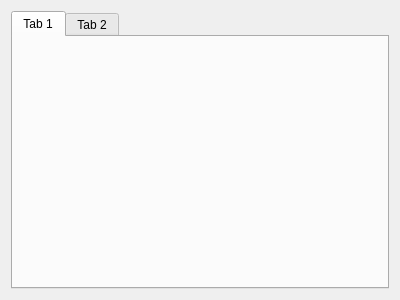
First picture: the form in diagramma.ui, repository Andrei-Raev/ElectricalComponents, before the edit.
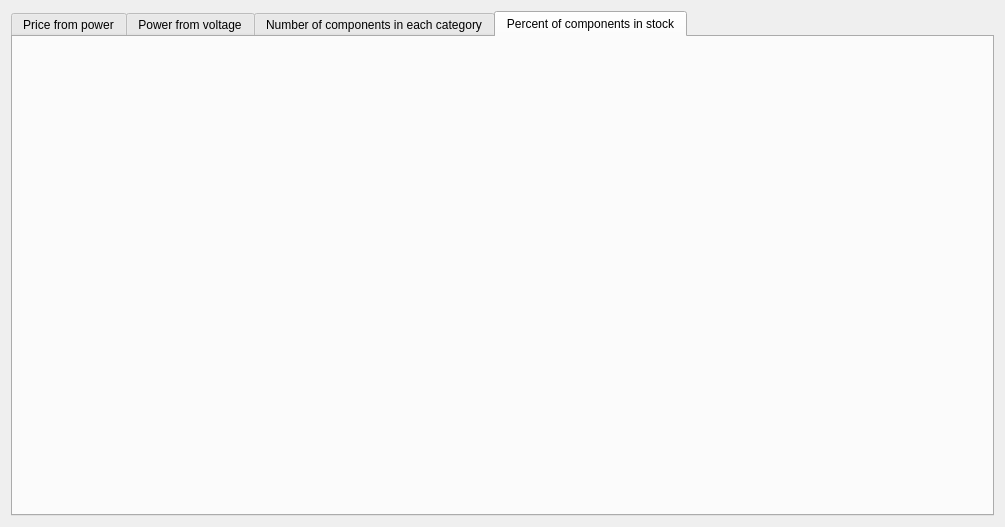
Second picture: the form after the edit.

Diff of the .ui file:
```diff
--- a/diagramma.ui
+++ b/diagramma.ui
@@ -6,8 +6,8 @@
    <rect>
     <x>0</x>
     <y>0</y>
-    <width>400</width>
-    <height>300</height>
+    <width>1005</width>
+    <height>527</height>
    </rect>
   </property>
   <property name="windowTitle">
@@ -16,15 +16,43 @@
   <layout class="QVBoxLayout" name="verticalLayout">
    <item>
     <widget class="QTabWidget" name="tabWidget">
-     <widget class="QWidget" name="tab">
+     <property name="currentIndex">
+      <number>3</number>
+     </property>
+     <widget class="QWidget" name="price_power">
       <attribute name="title">
-       <string>Tab 1</string>
+       <string>Price from power</string>
       </attribute>
      </widget>
      <widget class="QWidget" name="tab_2">
       <attribute name="title">
-       <string>Tab 2</string>
+       <string>Power from voltage</string>
       </attribute>
+      <layout class="QHBoxLayout" name="horizontalLayout_2">
+       <item>
+        <layout class="QVBoxLayout" name="power_voltage_layout"/>
+       </item>
+      </layout>
+     </widget>
+     <widget class="QWidget" name="components_in_category">
+      <attribute name="title">
+       <string>Number of components in each category</string>
+      </attribute>
+      <layout class="QHBoxLayout" name="horizontalLayout_3">
+       <item>
+        <layout class="QVBoxLayout" name="components_in_category_layout"/>
+       </item>
+      </layout>
+     </widget>
+     <widget class="QWidget" name="is_in_stock">
+      <attribute name="title">
+       <string>Percent of components in stock</string>
+      </attribute>
+      <layout class="QHBoxLayout" name="horizontalLayout_4">
+       <item>
+        <layout class="QVBoxLayout" name="is_in_stock_layout"/>
+       </item>
+      </layout>
      </widget>
     </widget>
    </item>
```
Left out of the diff: 7 changed lines with no effect on the pictures.
